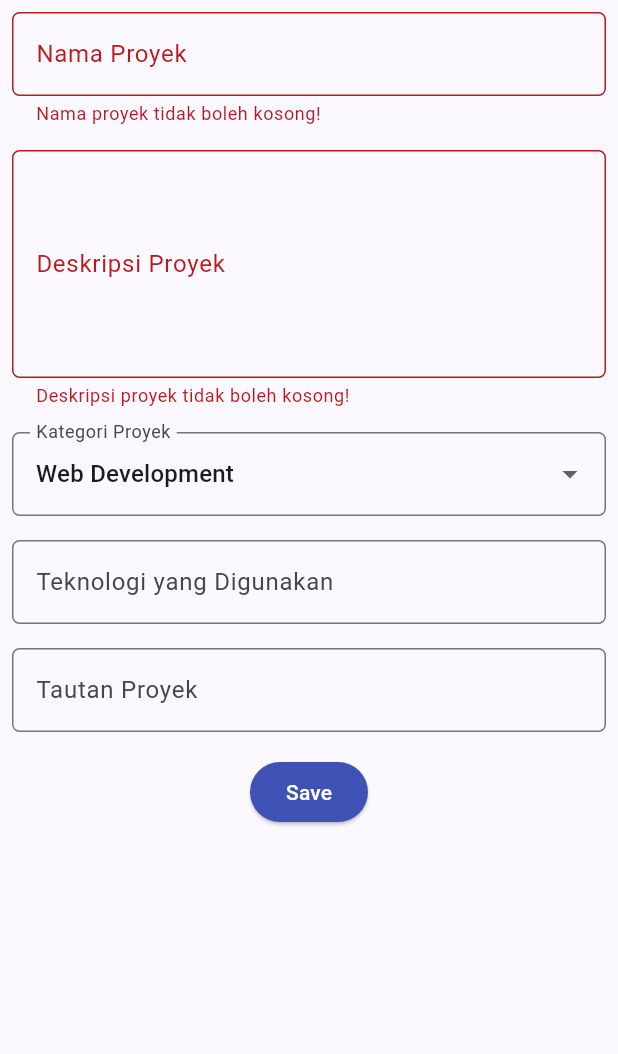
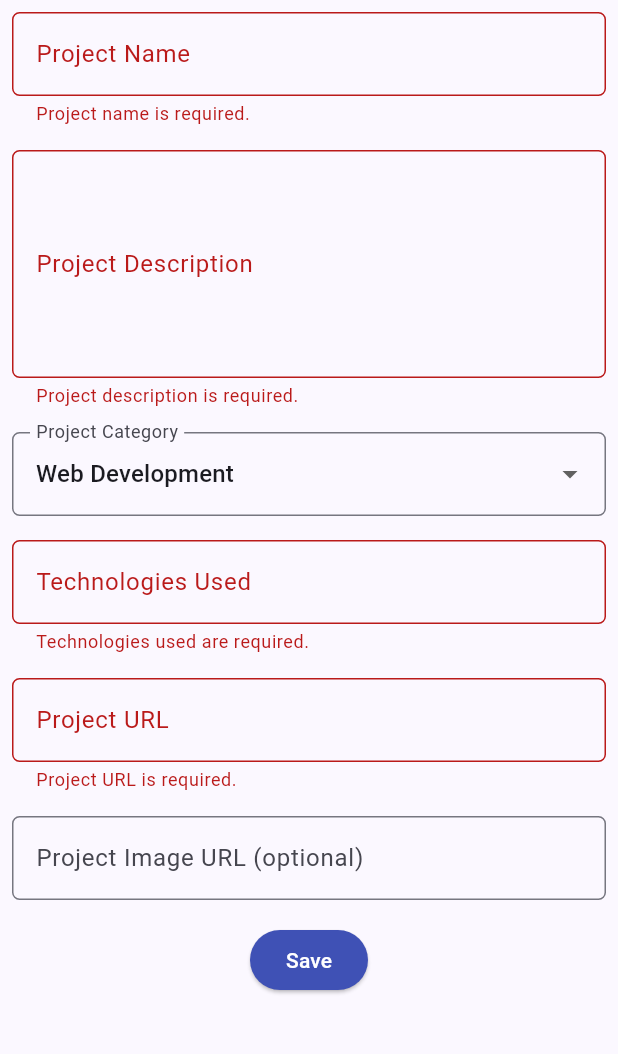
Before and after one commit to rafatacherie/myportofolio_mobile, a Flutter app: the ProjectFormPage screen opened directly, after a tap on "Save", on a phone screen of 412 x 824 dp, the part 84-1138 px from its top. Run offline on Flutter 3.47's test engine with Material 3 defaults, Android fonts, the phone set to English and light mode, and no system bars; our stand-ins replace material_ui.

Commit message:
feat(forms): add experience form and improve project flow
- Menambahkan form pengalaman dengan validasi tanggal dan dialog ringkasan
- Menambahkan navigasi form melalui kartu aksi dan drawer
- Melengkapi form proyek dengan Project URL dan Image URL
- Menambahkan tes navigasi, validasi, ringkasan form, dan dialog ringkasan

```diff
--- a/lib/screens/menu.dart
+++ b/lib/screens/menu.dart
@@ -21,8 +21,9 @@ class MyHomePage extends StatelessWidget {
 
   // Tiga tombol aksi dengan warna berbeda.
   final List<ItemHomepage> items = [
-    ItemHomepage("Lihat Portofolio", Icons.folder, Colors.blue),
-    ItemHomepage("Tambah Proyek", Icons.add_circle, Colors.green),
+    ItemHomepage("View Portfolio", Icons.folder, Colors.blue),
+    ItemHomepage("Add Project", Icons.add_circle, Colors.green),
+    ItemHomepage("Add Experience", Icons.work, Colors.orange),
     ItemHomepage("Logout", Icons.logout, Colors.red),
   ];
 
@@ -34,10 +35,7 @@ class MyHomePage extends StatelessWidget {
       appBar: AppBar(
         title: const Text(
           'MyPortfolio',
-          style: TextStyle(
-            color: Colors.white,
-            fontWeight: FontWeight.bold,
-          ),
+          style: TextStyle(color: Colors.white, fontWeight: FontWeight.bold),
         ),
         backgroundColor: Theme.of(context).colorScheme.primary,
         // Ikon drawer (hamburger) dibuat putih agar terlihat di atas AppBar.
@@ -71,7 +69,7 @@ class MyHomePage extends StatelessWidget {
                     const Padding(
                       padding: EdgeInsets.only(top: 16.0),
                       child: Text(
-                        'Selamat datang di MyPortfolio Mobile!',
+                        'Welcome to MyPortfolio Mobile!',
                         style: TextStyle(
                           fontWeight: FontWeight.bold,
                           fontSize: 18.0,
@@ -86,8 +84,16 @@ class MyHomePage extends StatelessWidget {
                       child: LayoutBuilder(
                         builder: (context, constraints) {
                           final width = constraints.maxWidth;
-                          final columns = width >= 900 ? 3 : width >= 600 ? 2 : 1;
-                          final ratio = width >= 900 ? 2.0 : width >= 600 ? 1.6 : 2.5;
+                          final columns = width >= 900
+                              ? 3
+                              : width >= 600
+                              ? 2
+                              : 1;
+                          final ratio = width >= 900
+                              ? 2.0
+                              : width >= 600
+                              ? 1.6
+                              : 2.5;
                           final cardWidth =
                               (width - 10 * (columns - 1)) / columns;
 
@@ -133,15 +139,9 @@ class InfoCard extends StatelessWidget {
         padding: const EdgeInsets.all(16.0),
         child: Column(
           children: [
-            Text(
-              title,
-              style: const TextStyle(fontWeight: FontWeight.bold),
-            ),
+            Text(title, style: const TextStyle(fontWeight: FontWeight.bold)),
             const SizedBox(height: 8.0),
-            Text(
-              content,
-              textAlign: TextAlign.center,
-            ),
+            Text(content, textAlign: TextAlign.center),
           ],
         ),
       ),
--- a/lib/screens/project_form.dart
+++ b/lib/screens/project_form.dart
@@ -17,7 +17,8 @@ class _ProjectFormPageState extends State<ProjectFormPage> {
   String _description = "";
   String _category = "Web Development"; // default
   String _technologies = "";
-  String _projectLink = "";
+  String _projectUrl = "";
+  String _projectImageUrl = "";
 
   final List<String> _categories = [
     'Web Development',
@@ -27,15 +28,26 @@ class _ProjectFormPageState extends State<ProjectFormPage> {
     'Other',
   ];
 
+  String? _validateUrl(String? value, {bool optional = false}) {
+    final trimmedValue = value?.trim() ?? "";
+    if (trimmedValue.isEmpty) {
+      return optional ? null : "Project URL is required.";
+    }
+
+    final uri = Uri.tryParse(trimmedValue);
+    if (uri == null ||
+        (uri.scheme != "http" && uri.scheme != "https") ||
+        uri.host.isEmpty) {
+      return "Enter a valid URL starting with http:// or https://.";
+    }
+    return null;
+  }
+
   @override
   Widget build(BuildContext context) {
     return Scaffold(
       appBar: AppBar(
-        title: const Center(
-          child: Text(
-            'Add Project Form',
-          ),
-        ),
+        title: const Center(child: Text('Add Project Form')),
         backgroundColor: Colors.indigo,
         foregroundColor: Colors.white,
       ),
@@ -52,8 +64,8 @@ class _ProjectFormPageState extends State<ProjectFormPage> {
                 padding: const EdgeInsets.all(8.0),
                 child: TextFormField(
                   decoration: InputDecoration(
-                    hintText: "Nama Proyek",
-                    labelText: "Nama Proyek",
+                    hintText: "Project name",
+                    labelText: "Project Name",
                     border: OutlineInputBorder(
                       borderRadius: BorderRadius.circular(5.0),
                     ),
@@ -65,7 +77,7 @@ class _ProjectFormPageState extends State<ProjectFormPage> {
                   },
                   validator: (String? value) {
                     if (value == null || value.trim().isEmpty) {
-                      return "Nama proyek tidak boleh kosong!";
+                      return "Project name is required.";
                     }
                     return null;
                   },
@@ -78,8 +90,8 @@ class _ProjectFormPageState extends State<ProjectFormPage> {
                 child: TextFormField(
                   maxLines: 5,
                   decoration: InputDecoration(
-                    hintText: "Deskripsi Proyek",
-                    labelText: "Deskripsi Proyek",
+                    hintText: "Describe your project",
+                    labelText: "Project Description",
                     border: OutlineInputBorder(
                       borderRadius: BorderRadius.circular(5.0),
                     ),
@@ -91,7 +103,7 @@ class _ProjectFormPageState extends State<ProjectFormPage> {
                   },
                   validator: (String? value) {
                     if (value == null || value.trim().isEmpty) {
-                      return "Deskripsi proyek tidak boleh kosong!";
+                      return "Project description is required.";
                     }
                     return null;
                   },
@@ -102,18 +114,21 @@ class _ProjectFormPageState extends State<ProjectFormPage> {
               Padding(
                 padding: const EdgeInsets.all(8.0),
                 child: DropdownButtonFormField<String>(
+                  isExpanded: true,
                   decoration: InputDecoration(
-                    labelText: "Kategori Proyek",
+                    labelText: "Project Category",
                     border: OutlineInputBorder(
                       borderRadius: BorderRadius.circular(5.0),
                     ),
                   ),
                   initialValue: _category,
                   items: _categories
-                      .map((category) => DropdownMenuItem(
+                      .map(
+                        (category) => DropdownMenuItem(
                           value: category,
                           child: Text(category),
-                          ))
+                        ),
+                      )
                       .toList(),
                   onChanged: (String? newValue) {
                     setState(() {
@@ -128,8 +143,8 @@ class _ProjectFormPageState extends State<ProjectFormPage> {
                 padding: const EdgeInsets.all(8.0),
                 child: TextFormField(
                   decoration: InputDecoration(
-                    hintText: "Contoh: Flutter, Django, Figma",
-                    labelText: "Teknologi yang Digunakan",
+                    hintText: "For example: Flutter, Django, Figma",
+                    labelText: "Technologies Used",
                     border: OutlineInputBorder(
                       borderRadius: BorderRadius.circular(5.0),
                     ),
@@ -139,25 +154,52 @@ class _ProjectFormPageState extends State<ProjectFormPage> {
                       _technologies = value!;
                     });
                   },
+                  validator: (String? value) {
+                    if (value == null || value.trim().isEmpty) {
+                      return "Technologies used are required.";
+                    }
+                    return null;
+                  },
                 ),
               ),
 
-              // === Project Link ===
+              // === Project URL ===
               Padding(
                 padding: const EdgeInsets.all(8.0),
                 child: TextFormField(
                   decoration: InputDecoration(
-                    hintText: "URL Proyek (opsional)",
-                    labelText: "Tautan Proyek",
+                    hintText: "https://example.com",
+                    labelText: "Project URL",
                     border: OutlineInputBorder(
                       borderRadius: BorderRadius.circular(5.0),
                     ),
                   ),
                   onChanged: (String? value) {
                     setState(() {
-                      _projectLink = value!;
+                      _projectUrl = value!;
                     });
                   },
+                  validator: (value) => _validateUrl(value),
+                ),
+              ),
+
+              // === Project Image URL ===
+              Padding(
+                padding: const EdgeInsets.all(8.0),
+                child: TextFormField(
+                  decoration: InputDecoration(
+                    hintText: "https://example.com/image.png (optional)",
+                    labelText: "Project Image URL (optional)",
+                    border: OutlineInputBorder(
+                      borderRadius: BorderRadius.circular(5.0),
+                    ),
+                  ),
+                  onChanged: (String? value) {
+                    setState(() {
+                      _projectImageUrl = value!;
+                    });
+                  },
+                  validator: (value) => _validateUrl(value, optional: true),
                 ),
               ),
 
@@ -176,16 +218,27 @@ class _ProjectFormPageState extends State<ProjectFormPage> {
                           context: context,
                           builder: (context) {
                             return AlertDialog(
-                              title: const Text('Proyek berhasil ditambahkan!'),
+                              title: const Text('Project added successfully!'),
                               content: SingleChildScrollView(
                                 child: Column(
                                   crossAxisAlignment: CrossAxisAlignment.start,
                                   children: [
-                                    Text('Nama Proyek: $_projectName'),
-                                    Text('Deskripsi: $_description'),
-                                    Text('Kategori: $_category'),
-                                    Text('Teknologi: $_technologies'),
-                                    Text('Tautan: $_projectLink'),
+                                    Text(
+                                      'Project Name: ${_projectName.trim()}',
+                                    ),
+                                    Text(
+                                      'Project Description: ${_description.trim()}',
+                                    ),
+                                    Text('Project Category: $_category'),
+                                    Text(
+                                      'Technologies Used: ${_technologies.trim()}',
+                                    ),
+                                    Text(
+                                      'Project URL: ${_projectUrl.trim().isEmpty ? 'Not provided' : _projectUrl.trim()}',
+                                    ),
+                                    Text(
+                                      'Project Image URL: ${_projectImageUrl.trim().isEmpty ? 'Not provided' : _projectImageUrl.trim()}',
+                                    ),
                                   ],
                                 ),
                               ),
@@ -200,7 +253,8 @@ class _ProjectFormPageState extends State<ProjectFormPage> {
                                       _description = "";
                                       _category = _categories.first;
                                       _technologies = "";
-                                    _projectLink = "";
+                                      _projectUrl = "";
+                                      _projectImageUrl = "";
                                     });
                                   },
                                 ),
--- a/lib/widgets/left_drawer.dart
+++ b/lib/widgets/left_drawer.dart
@@ -1,5 +1,6 @@
 import 'package:material_ui/material_ui.dart';
 import 'package:myportofolio_mobile/screens/menu.dart';
+import 'package:myportofolio_mobile/screens/experience_form.dart';
 import 'package:myportofolio_mobile/screens/project_form.dart';
 
 class LeftDrawer extends StatelessWidget {
@@ -12,9 +13,8 @@ class LeftDrawer extends StatelessWidget {
         children: [
           // Header drawer: judul dan deskripsi singkat aplikasi.
           const DrawerHeader(
-            decoration: BoxDecoration(
-              color: Colors.indigo,
-            ),
+            decoration: BoxDecoration(color: Colors.indigo),
+            child: SingleChildScrollView(
               child: Column(
                 crossAxisAlignment: CrossAxisAlignment.start,
                 children: [
@@ -29,12 +29,10 @@ class LeftDrawer extends StatelessWidget {
                   SizedBox(height: 10),
                   Text(
                     'Explore personal projects and experiences!',
-                  style: TextStyle(
-                    fontSize: 15,
-                    color: Colors.white,
-                  ),
+                    style: TextStyle(fontSize: 15, color: Colors.white),
                   ),
                 ],
+              ),
             ),
           ),
           // Navigasi ke halaman utama portofolio.
@@ -44,9 +42,7 @@ class LeftDrawer extends StatelessWidget {
             onTap: () {
               Navigator.pushReplacement(
                 context,
-                MaterialPageRoute(
-                  builder: (context) => MyHomePage(),
-                ),
+                MaterialPageRoute(builder: (context) => MyHomePage()),
               );
             },
           ),
@@ -63,6 +59,19 @@ class LeftDrawer extends StatelessWidget {
               );
             },
           ),
+          // Navigasi ke halaman tambah pengalaman.
+          ListTile(
+            leading: const Icon(Icons.work_outline),
+            title: const Text('Add Experience'),
+            onTap: () {
+              Navigator.pushReplacement(
+                context,
+                MaterialPageRoute(
+                  builder: (context) => const ExperienceFormPage(),
+                ),
+              );
+            },
+          ),
         ],
       ),
     );
--- a/lib/widgets/project_card.dart
+++ b/lib/widgets/project_card.dart
@@ -1,5 +1,6 @@
 import 'package:material_ui/material_ui.dart';
 import 'package:myportofolio_mobile/screens/menu.dart';
+import 'package:myportofolio_mobile/screens/experience_form.dart';
 import 'package:myportofolio_mobile/screens/project_form.dart';
 
 // Widget reusable: kartu tombol aksi dengan efek sentuh dan SnackBar.
@@ -17,22 +18,25 @@ class ItemCard extends StatelessWidget {
       child: InkWell(
         // Aksi saat kartu ditekan.
         onTap: () {
-          ScaffoldMessenger.of(context)
-            ..hideCurrentSnackBar()
-            ..showSnackBar(
-              SnackBar(
-                content: Text("Kamu telah menekan tombol ${item.name}!"),
-              ),
+          // Navigasi ke halaman yang sesuai.
+          if (item.name == "Add Project") {
+            Navigator.push(
+              context,
+              MaterialPageRoute(builder: (context) => const ProjectFormPage()),
             );
-
-          // Navigasi ke halaman yang sesuai.
-          if (item.name == "Tambah Proyek") {
+          } else if (item.name == "Add Experience") {
             Navigator.push(
               context,
               MaterialPageRoute(
-                builder: (context) => const ProjectFormPage(),
+                builder: (context) => const ExperienceFormPage(),
               ),
             );
+          } else {
+            ScaffoldMessenger.of(context)
+              ..hideCurrentSnackBar()
+              ..showSnackBar(
+                SnackBar(content: Text("You tapped the ${item.name} button!")),
+              );
           }
         },
         child: Container(
@@ -41,11 +45,7 @@ class ItemCard extends StatelessWidget {
             child: Column(
               mainAxisAlignment: MainAxisAlignment.center,
               children: [
-                Icon(
-                  item.icon,
-                  color: Colors.white,
-                  size: 30.0,
-                ),
+                Icon(item.icon, color: Colors.white, size: 30.0),
                 const Padding(padding: EdgeInsets.all(3)),
                 Text(
                   item.name,
```
Also changed, not shown: lib/screens/experience_form.dart (added, +339 -0 lines), 1 other file. Lines whose indentation alone changed are shown as unchanged.
